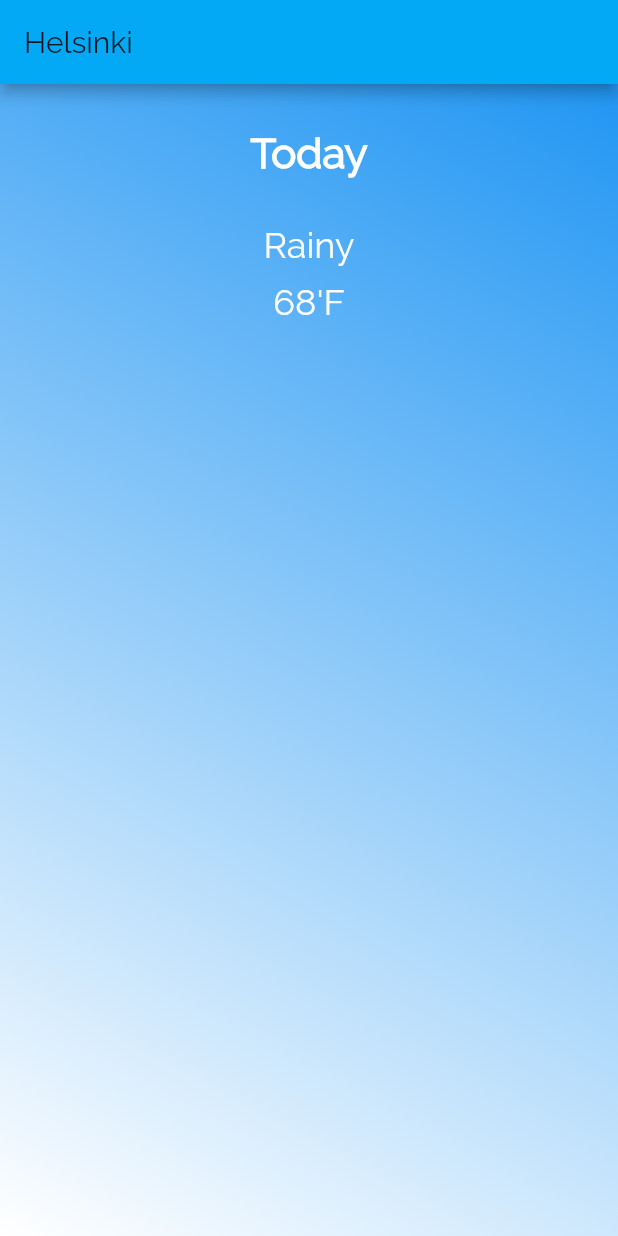
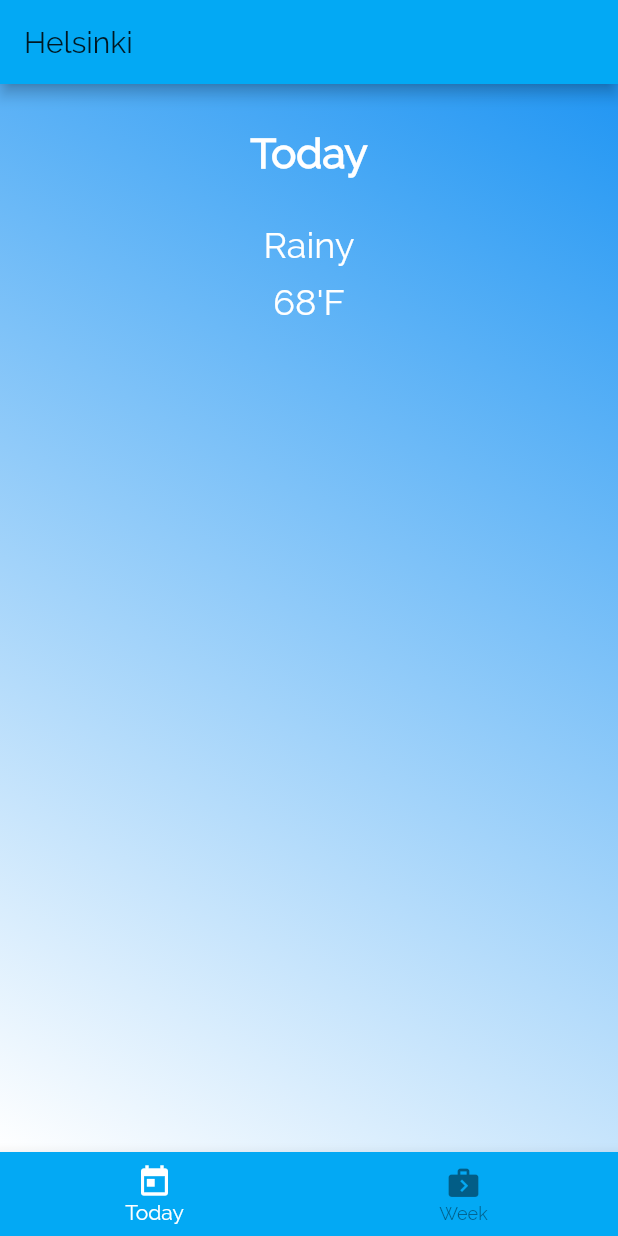
Before and after one commit to obpFin/yawa, a Flutter app: the screen it shows after launch, on a phone screen of 412 x 824 dp. Run offline on Flutter 3.47's test engine with Material 2 defaults, Android fonts, the phone set to English and light mode, and no system bars.

Commit message:
day + week tabs

```diff
--- a/lib/screens/tabs_screen.dart
+++ b/lib/screens/tabs_screen.dart
@@ -2,7 +2,9 @@ import 'dart:io';
 
 import 'package:flutter/material.dart';
 import 'package:flutter/cupertino.dart';
-import 'package:yawa/screens/today_screen.dart';
+
+import '../screens/today_screen.dart';
+import '../screens/week_screen.dart';
 
 class TabsScreen extends StatefulWidget {
   @override
@@ -14,6 +16,7 @@ class _TabsScreenState extends State<TabsScreen> {
 
   final List<Map<String, Object>> _pages = [
     {'page': TodayScreen(), 'title': 'Today'},
+    {'page': WeekScreen(), 'title': 'Week'},
   ];
 
   void _selectPage(int index) {
@@ -48,6 +51,26 @@ class _TabsScreenState extends State<TabsScreen> {
         : Scaffold(
             appBar: appBar,
             body: _pages[_selectedPageIndex]['page'],
+            bottomNavigationBar: BottomNavigationBar(
+              onTap: _selectPage,
+              backgroundColor: Theme.of(context).primaryColor,
+              unselectedItemColor: Colors.black45,
+              selectedItemColor: Colors.white,
+              currentIndex: _selectedPageIndex,
+              type: BottomNavigationBarType.fixed,
+              items: [
+                BottomNavigationBarItem(
+                  backgroundColor: Theme.of(context).primaryColor,
+                  title: Text('Today'),
+                  icon: Icon(Icons.today),
+                ),
+                BottomNavigationBarItem(
+                  backgroundColor: Theme.of(context).primaryColor,
+                  title: Text('Week'),
+                  icon: Icon(Icons.next_week),
+                ),
+              ],
+            ),
           );
   }
 }
```
